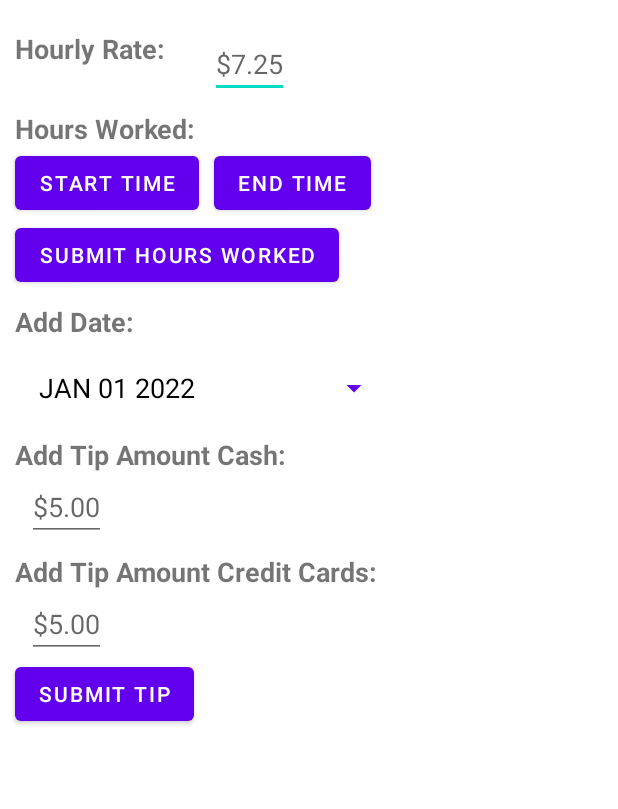
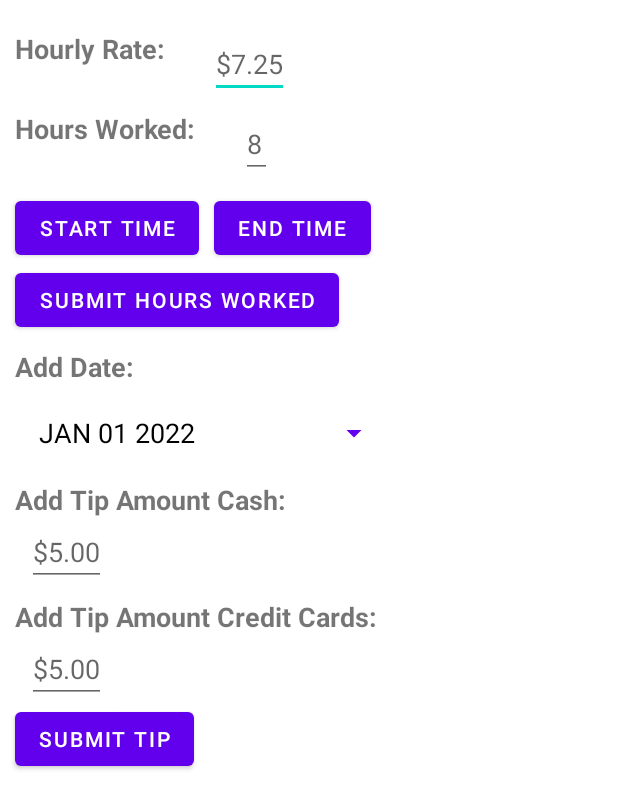
Before and after one commit to MackenzieNelson/Capstone---ServiceSolutions-TipTracker, an Android app: the layout content_main.xml on its own in the app's theme, with its tools: preview values and no code run, on a phone screen of 412 x 824 dp. Shown: the top 809 px of the screen. Run offline under Robolectric (Android 15) with nearby library versions, the phone set to English and light mode, and no system bars.

```diff
--- a/app/src/main/java/edu/cvtc/servicesolutions/tip_tracker/JobOpenHelper.java
+++ b/app/src/main/java/edu/cvtc/servicesolutions/tip_tracker/JobOpenHelper.java
@@ -11,7 +11,7 @@ public class JobOpenHelper extends SQLiteOpenHelper {
 
     // Constants
     public static final String DATABASE_NAME = "Jobs_ServerSolutions.db";
-    public static final int DATABASE_VERSION = 1;
+    private static final int DATABASE_VERSION = 1;
 
     public JobOpenHelper(@Nullable Context context) {
         super(context, DATABASE_NAME, null, DATABASE_VERSION);
@@ -19,7 +19,11 @@ public class JobOpenHelper extends SQLiteOpenHelper {
 
     @Override
     public void onCreate(SQLiteDatabase db) {
+        // create the three tables
         db.execSQL(JobInfoEntry.SQL_CREATE_TABLE);
+        db.execSQL(JobInfoEntry.SQL_CREATE_TABLE_EXPENSES);
+        db.execSQL(JobInfoEntry.SQL_CREATE_TABLE_INCOME);
+
         db.execSQL(JobInfoEntry.SQL_CREATE_INDEX1);
 
         JobsDataWorker worker = new JobsDataWorker(db);
--- a/app/src/main/res/layout/content_main.xml
+++ b/app/src/main/res/layout/content_main.xml
@@ -38,10 +38,20 @@
         app:layout_constraintStart_toStartOf="@+id/hourly_rate"
         app:layout_constraintTop_toBottomOf="@+id/hourly_rate_text" />
 
+    <EditText
+        android:id="@+id/hours_worked_text"
+        android:layout_width="wrap_content"
+        android:layout_height="wrap_content"
+        android:layout_marginStart="30dp"
+        android:hint="8"
+        app:layout_constraintStart_toEndOf="@id/hours_worked"
+        app:layout_constraintTop_toTopOf="@id/hours_worked" />
+
     <Button
         android:id="@+id/start_hours_button"
         android:layout_width="wrap_content"
         android:layout_height="wrap_content"
+        android:layout_marginTop="30dp"
         android:text="Start Time"
         android:onClick="showTimePickerDialog"
         app:layout_constraintStart_toStartOf="@+id/hours_worked"
@@ -52,6 +62,7 @@
         android:layout_width="wrap_content"
         android:layout_height="wrap_content"
         android:layout_marginHorizontal="10dp"
+        android:layout_marginTop="30dp"
         android:text="End Time"
         android:onClick="showTimePickerDialog"
         app:layout_constraintStart_toEndOf="@+id/start_hours_button"
@@ -104,7 +115,7 @@
         app:layout_constraintTop_toBottomOf="@+id/datePickerButton" />
 
     <EditText
-        android:id="@+id/add_tip_text"
+        android:id="@+id/add_cash_tip_text"
         android:layout_width="wrap_content"
         android:layout_height="wrap_content"
         android:layout_marginStart="8dp"
@@ -121,10 +132,10 @@
         android:textSize="18sp"
         android:textStyle="bold"
         app:layout_constraintStart_toStartOf="@+id/hourly_rate"
-        app:layout_constraintTop_toBottomOf="@+id/add_tip_text" />
+        app:layout_constraintTop_toBottomOf="@+id/add_cash_tip_text" />
 
     <EditText
-        android:id="@+id/add_tip_credit_text"
+        android:id="@+id/add_credit_tip_text"
         android:layout_width="wrap_content"
         android:layout_height="wrap_content"
         android:layout_marginStart="8dp"
@@ -139,6 +150,6 @@
         android:text="Submit Tip"
         android:onClick="showTimePickerDialog"
         app:layout_constraintStart_toStartOf="@+id/datePickerButton"
-        app:layout_constraintTop_toBottomOf="@+id/add_tip_credit_text"/>
+        app:layout_constraintTop_toBottomOf="@+id/add_credit_tip_text"/>
 
 </androidx.constraintlayout.widget.ConstraintLayout>
```
Also changed, not shown: app/src/main/java/edu/cvtc/servicesolutions/tip_tracker/BudgetActivity.java (+25 -1 lines), app/src/main/java/edu/cvtc/servicesolutions/tip_tracker/IncomeActivity.java (+113 -1 lines), app/src/main/java/edu/cvtc/servicesolutions/tip_tracker/JobInfo.java (+68 -0 lines), app/src/main/java/edu/cvtc/servicesolutions/tip_tracker/JobsDatabaseContract.java (+24 -0 lines).
